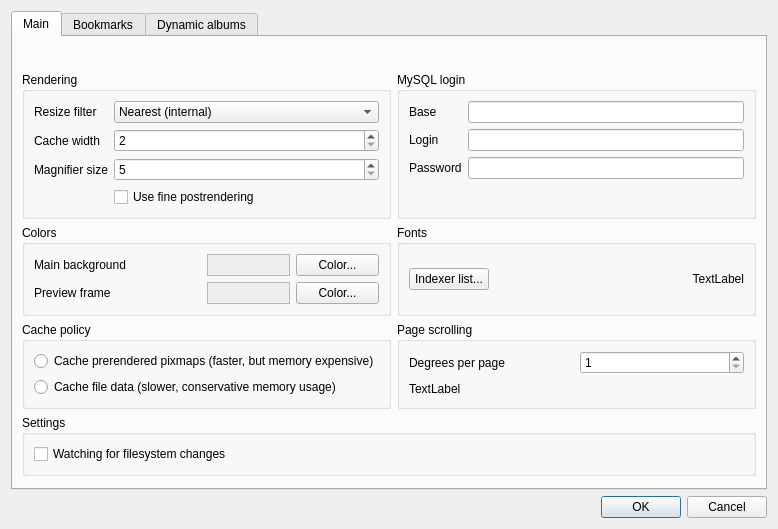
First picture: the form in settingsdialog.ui, repository kernel1024/qmanga, before the edit.
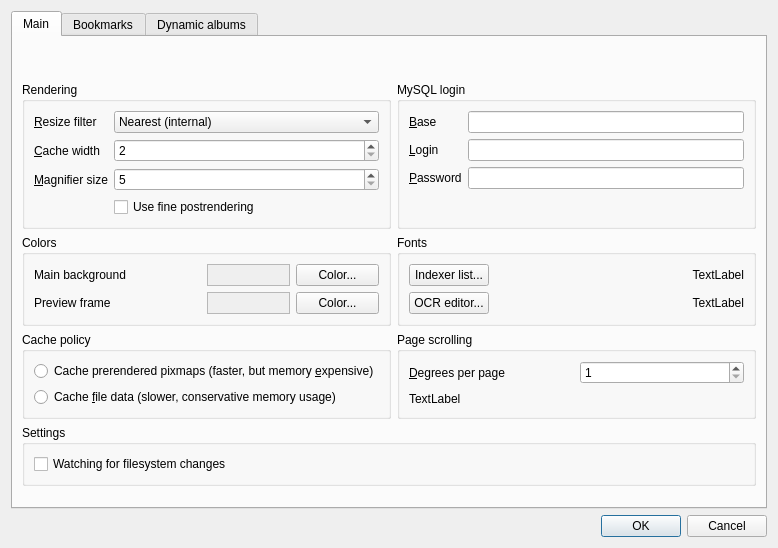
Second picture: the form after the edit.

Commit message: OCR editor font configuration.

```diff
--- a/settingsdialog.ui
+++ b/settingsdialog.ui
@@ -7,7 +7,7 @@
     <x>0</x>
     <y>0</y>
     <width>778</width>
-    <height>529</height>
+    <height>548</height>
    </rect>
   </property>
   <property name="windowTitle">
@@ -48,7 +48,7 @@
             <item row="0" column="0">
              <widget class="QLabel" name="label">
               <property name="text">
-               <string>Resize filter</string>
+               <string>&amp;Resize filter</string>
               </property>
               <property name="buddy">
                <cstring>comboFilter</cstring>
@@ -113,7 +113,7 @@
             <item row="1" column="0">
              <widget class="QLabel" name="label_2">
               <property name="text">
-               <string>Cache width</string>
+               <string>&amp;Cache width</string>
               </property>
               <property name="buddy">
                <cstring>spinCacheWidth</cstring>
@@ -136,7 +136,7 @@
             <item row="2" column="0">
              <widget class="QLabel" name="label_5">
               <property name="text">
-               <string>Magnifier size</string>
+               <string>&amp;Magnifier size</string>
               </property>
               <property name="buddy">
                <cstring>spinMagnify</cstring>
@@ -178,7 +178,7 @@
             <item row="0" column="0">
              <widget class="QLabel" name="label_7">
               <property name="text">
-               <string>Base</string>
+               <string>&amp;Base</string>
               </property>
               <property name="buddy">
                <cstring>editMySqlBase</cstring>
@@ -191,7 +191,7 @@
             <item row="1" column="0">
              <widget class="QLabel" name="label_3">
               <property name="text">
-               <string>Login</string>
+               <string>&amp;Login</string>
               </property>
               <property name="buddy">
                <cstring>editMySqlLogin</cstring>
@@ -204,7 +204,7 @@
             <item row="2" column="0">
              <widget class="QLabel" name="label_4">
               <property name="text">
-               <string>Password</string>
+               <string>&amp;Password</string>
               </property>
               <property name="buddy">
                <cstring>editMySqlPassword</cstring>
@@ -289,7 +289,9 @@
            <property name="title">
             <string>Fonts</string>
            </property>
-           <layout class="QHBoxLayout" name="horizontalLayout_4">
+           <layout class="QVBoxLayout" name="verticalLayout_8">
+            <item>
+             <layout class="QHBoxLayout" name="horizontalLayout_6">
             <item>
              <widget class="QPushButton" name="btnFontIndexer">
               <property name="text">
@@ -314,6 +316,35 @@
              </widget>
             </item>
            </layout>
+            </item>
+            <item>
+             <layout class="QHBoxLayout" name="horizontalLayout_4">
+              <item>
+               <widget class="QPushButton" name="btnFontOCR">
+                <property name="text">
+                 <string>OCR editor...</string>
+                </property>
+               </widget>
+              </item>
+              <item>
+               <widget class="QLabel" name="labelOCRFont">
+                <property name="sizePolicy">
+                 <sizepolicy hsizetype="Expanding" vsizetype="Preferred">
+                  <horstretch>0</horstretch>
+                  <verstretch>0</verstretch>
+                 </sizepolicy>
+                </property>
+                <property name="text">
+                 <string>TextLabel</string>
+                </property>
+                <property name="alignment">
+                 <set>Qt::AlignRight|Qt::AlignTrailing|Qt::AlignVCenter</set>
+                </property>
+               </widget>
+              </item>
+             </layout>
+            </item>
+           </layout>
           </widget>
          </item>
          <item row="3" column="0" colspan="2">
@@ -341,14 +372,14 @@
             <item>
              <widget class="QRadioButton" name="rbCachePixmaps">
               <property name="text">
-               <string>Cache prerendered pixmaps (faster, but memory expensive)</string>
+               <string>Cache prerendered pixmaps (faster, but memory &amp;expensive)</string>
               </property>
              </widget>
             </item>
             <item>
              <widget class="QRadioButton" name="rbCacheData">
               <property name="text">
-               <string>Cache file data (slower, conservative memory usage)</string>
+               <string>Cache &amp;file data (slower, conservative memory usage)</string>
               </property>
              </widget>
             </item>
@@ -366,7 +397,7 @@
               <item>
                <widget class="QLabel" name="label_9">
                 <property name="text">
-                 <string>Degrees per page</string>
+                 <string>&amp;Degrees per page</string>
                 </property>
                 <property name="buddy">
                  <cstring>spinScrollDelta</cstring>
```
Left out of the diff: 5 changed lines with no effect on the pictures. Lines whose indentation alone changed are shown as unchanged. The commit also changes 6 other files.
